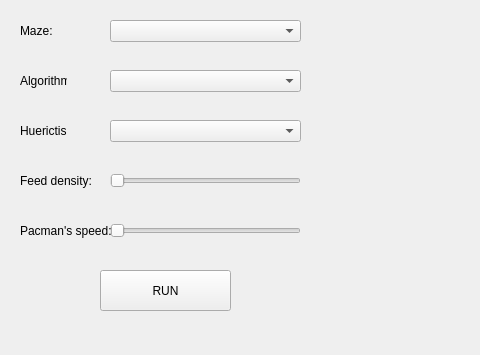
Before: the Qt Designer form pacman/misc/mainwindow.ui in cuongpiger/games, drawn with Qt 5; both pictures show x 0 to 480 and y 0 to 355 of the 811 by 355 pixel window.
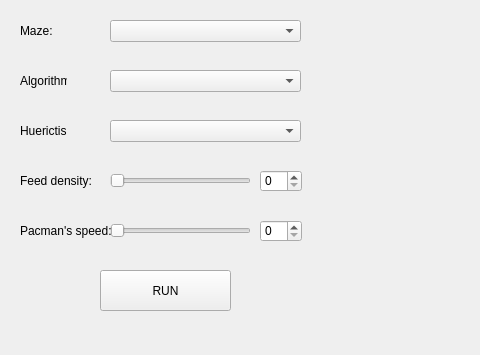
After: the same form once the commit is applied. Icons and pictures are not drawn.

The edit to the form file:
```diff
--- a/pacman/misc/mainwindow.ui
+++ b/pacman/misc/mainwindow.ui
@@ -120,7 +120,7 @@
      <rect>
       <x>110</x>
       <y>170</y>
-      <width>191</width>
+      <width>141</width>
       <height>22</height>
      </rect>
     </property>
@@ -146,7 +146,7 @@
      <rect>
       <x>110</x>
       <y>220</y>
-      <width>191</width>
+      <width>141</width>
       <height>22</height>
      </rect>
     </property>
@@ -167,6 +167,26 @@
      <string>RUN</string>
     </property>
    </widget>
+   <widget class="QSpinBox" name="sb_feed_density">
+    <property name="geometry">
+     <rect>
+      <x>260</x>
+      <y>170</y>
+      <width>42</width>
+      <height>22</height>
+     </rect>
+    </property>
+   </widget>
+   <widget class="QSpinBox" name="sb_pacman_speed">
+    <property name="geometry">
+     <rect>
+      <x>260</x>
+      <y>220</y>
+      <width>42</width>
+      <height>22</height>
+     </rect>
+    </property>
+   </widget>
   </widget>
   <widget class="QMenuBar" name="menubar">
    <property name="geometry">
```
